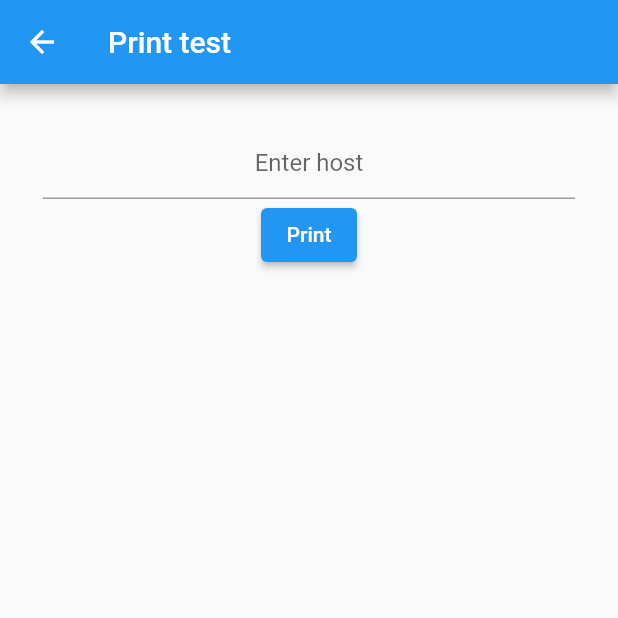
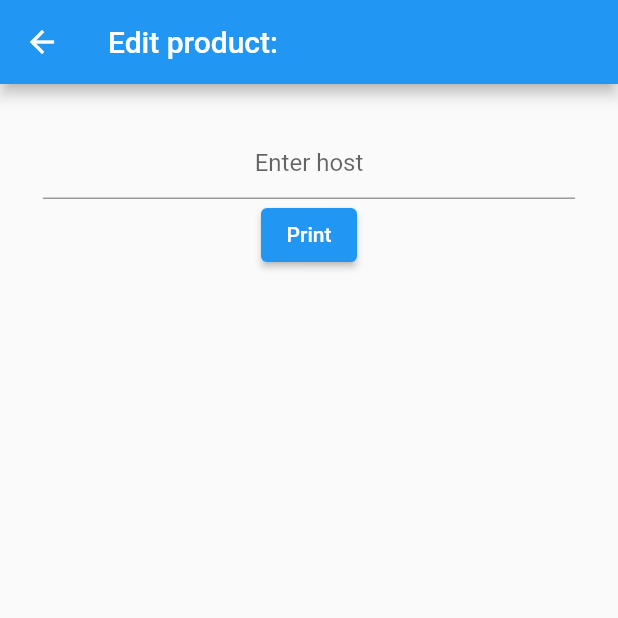
Before and after one commit to xWampa/h_manage, a Flutter app: the SeventhPage screen opened by its route, after a tap on "Print", on a phone screen of 412 x 824 dp, the top half of it. Run offline on Flutter 3.47's test engine with Material 2 defaults, Android fonts, the phone set to English and light mode, and no system bars; our stand-ins replace google_fonts; network calls fail.

Commit message:
Snapshot for the TFE

```diff
--- a/lib/pages/edit_bill_product.dart
+++ b/lib/pages/edit_bill_product.dart
@@ -195,16 +195,16 @@ class _EditBillProductState extends State<EditBillProduct> {
               },
               child: const Text('Edit'),
             ),
-            ElevatedButton(
-              onPressed: () {
-                print(widget.id);
-                print(widget.units);
-                print(widget.product);
-                print(widget.price);
-                print(widget.total);
-              },
-              child: const Text('show'),
-            ),
+            // ElevatedButton(
+            //   onPressed: () {
+            //     print(widget.id);
+            //     print(widget.units);
+            //     print(widget.product);
+            //     print(widget.price);
+            //     print(widget.total);
+            //   },
+            //   child: const Text('show'),
+            // ),
           ],
         ),
       ),
--- a/lib/pages/second_page.dart
+++ b/lib/pages/second_page.dart
@@ -16,12 +16,12 @@ class SecondPage extends StatelessWidget {
           mainAxisSize: MainAxisSize.min,
           children: <Widget>[
             Text(
-              'PLACE',
-              style: TextStyle(fontSize: 50),
+              'PLACE 2',
+              style: TextStyle(fontSize: 45),
             ),
             Text(
               data,
-              style: TextStyle(fontSize: 20),
+              style: TextStyle(fontSize: 22),
             ),
             ElevatedButton(
               child: Text('Go to third'),
--- a/lib/pages/seventh_page.dart
+++ b/lib/pages/seventh_page.dart
@@ -1,7 +1,5 @@
 import 'dart:async';
-
 import 'package:flutter/material.dart';
-import 'package:escpos/escpos.dart';
 
 class SeventhPage extends StatefulWidget {
   const SeventhPage({Key? key, required this.title}) : super(key: key);
@@ -17,30 +15,13 @@ class SeventhPage extends StatefulWidget {
 class _SeventhPageState extends State<SeventhPage> {
   final TextEditingController _controllerHost = TextEditingController();
 
-  PrinterNetworkManager _printerManager = PrinterNetworkManager();
 
-  void initPrinter(String host) {
-    _printerManager.selectPrinter(
-        host, port: 9100, timeout: Duration(seconds: 5));
-  }
-
-  Future<void> _printNow() async {
-    final profile = await CapabilityProfile.load();
-    const PaperSize paper = PaperSize.mm80;
-    Ticket ticket = Ticket(paper, profile);
-    ticket.text('testing');
-    ticket.feed(2);
-    ticket.cut();
-
-    final PosPrintResult result = await _printerManager.printTicket(ticket);
-    print('Print result: ${result.msg}');
-  }
 
   @override
   Widget build(BuildContext context) {
     return Scaffold(
       appBar: AppBar(
-        title: const Text('Print test '),
+        title: const Text('Edit product: '),
       ),
       body: Container(
         alignment: Alignment.center,
@@ -74,8 +55,6 @@ class _SeventhPageState extends State<SeventhPage> {
         ElevatedButton(
           onPressed: () {
             print(_controllerHost.text);
-            initPrinter(_controllerHost.text);
-            _printNow();
           },
           child: const Text('Print'),
         ),
--- a/lib/route_generator.dart
+++ b/lib/route_generator.dart
@@ -33,7 +33,7 @@ class RouteGenerator {
       case '/fourth':
         return MaterialPageRoute(
             builder: (_) => FourthPage(
-                  title: "comemeloswebosCuarta",
+                  title: "title fourth",
                 ));
       case '/fifth':
         return MaterialPageRoute(
@@ -55,7 +55,7 @@ class RouteGenerator {
       case '/seventh':
         return MaterialPageRoute(
             builder: (_) => SeventhPage(
-              title: "comemeloswebosCuarta",
+              title: "title for seventh",
             ));
 
       case '/fifth/edit_bill_product':
--- a/pubspec.yaml
+++ b/pubspec.yaml
@@ -24,9 +24,6 @@ dependencies:
   flutter:
     sdk: flutter
 
-
-  # The following adds the Cupertino Icons font to your application.
-  # Use with the CupertinoIcons class for iOS style icons.
   cupertino_icons: ^1.0.2
   google_fonts: ^2.1.0
   math_expressions: ^2.1.1
```
Also changed, not shown: lib/main.dart (+0 -12 lines), lib/pages/fifth_page.dart (+8 -13 lines), lib/pages/sixth_page.dart (+28 -48 lines), lib/pages/first_page.dart (line endings or trailing spaces).
